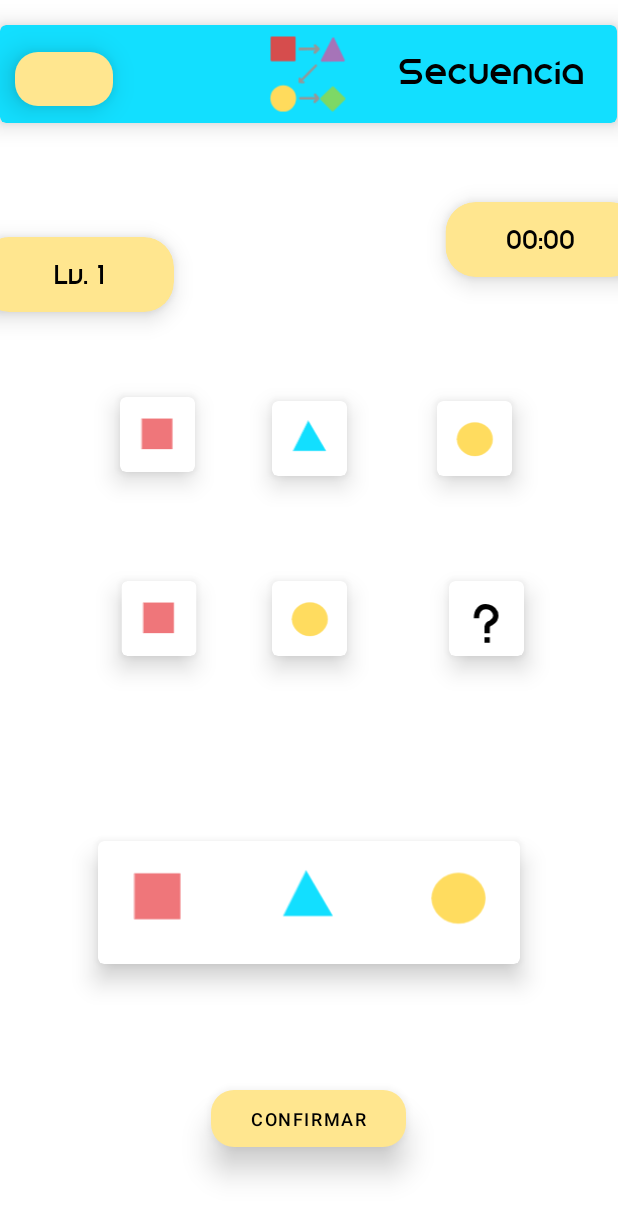
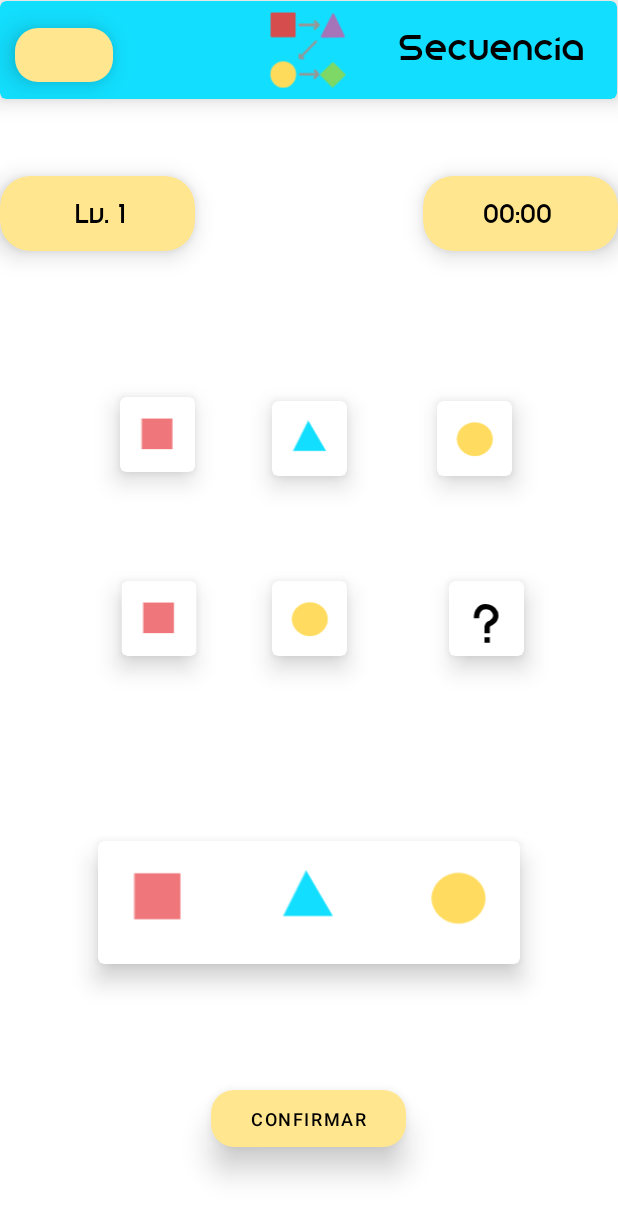
Before and after one commit to Vilkas99/Coquille, an Android app: the Sequence_game screen opened directly, with no data from a screen before it, on a phone screen of 412 x 824 dp. Shown: the top 1218 px of the screen. Run offline under Robolectric (Android 15) with nearby library versions, the phone set to English and light mode, and no system bars.

Commit message:
constraint fix

```diff
--- a/app/src/main/res/layout/activity_sequence_game.xml
+++ b/app/src/main/res/layout/activity_sequence_game.xml
@@ -12,7 +12,6 @@
         android:layout_height="65dp"
         android:layout_gravity="center"
         android:stateListAnimator="@null"
-        android:translationY="-100dp"
         app:cardBackgroundColor="?colorSecondary"
         app:cardCornerRadius="4dp"
         app:cardElevation="10dp"
@@ -21,7 +20,7 @@
         app:layout_constraintHorizontal_bias="0.0"
         app:layout_constraintStart_toStartOf="parent"
         app:layout_constraintTop_toTopOf="parent"
-        app:layout_constraintVertical_bias="0.154"
+        app:layout_constraintVertical_bias="0.001"
         tools:ignore="MissingConstraints">
 
         <com.google.android.material.button.MaterialButton
@@ -30,9 +29,9 @@
             android:layout_width="65dp"
             android:layout_height="48dp"
             android:elevation="12dp"
+            android:onClick="routeToPreviewSequence"
             android:stateListAnimator="@null"
             android:text=""
-            android:onClick="routeToPreviewSequence"
             android:textColor="#000000"
             android:textSize="12sp"
             android:translationX="10dp"
@@ -59,10 +58,10 @@
         <ImageView
             android:layout_width="60dp"
             android:layout_height="60dp"
+            android:contentDescription="@string/todo_6"
             android:src="@drawable/ic_sequence"
             android:translationX="175dp"
-            android:translationY="2dp"
-            android:contentDescription="@string/todo_6">
+            android:translationY="2dp">
 
         </ImageView>
 
@@ -141,18 +140,15 @@
         android:layout_height="50dp"
         android:layout_gravity="center"
         android:stateListAnimator="@null"
-        android:translationY="-280dp"
-        android:translationX="-90dp"
         app:cardBackgroundColor="?colorPrimary"
         app:cardCornerRadius="20dp"
         app:cardElevation="10dp"
         app:layout_constraintBottom_toBottomOf="parent"
         app:layout_constraintEnd_toEndOf="parent"
-        app:layout_constraintHorizontal_bias="0.27"
+        app:layout_constraintHorizontal_bias="0.0"
         app:layout_constraintStart_toStartOf="parent"
-        app:layout_constraintTop_toTopOf="@+id/card_view"
-        app:layout_constraintVertical_bias="0.131"
-        tools:ignore="MissingConstraints">
+        app:layout_constraintTop_toTopOf="parent"
+        app:layout_constraintVertical_bias="0.152">
 
         <TextView
             android:layout_width="wrap_content"
@@ -175,8 +171,6 @@
         android:layout_height="50dp"
         android:layout_gravity="center"
         android:stateListAnimator="@null"
-        android:translationY="-100dp"
-        android:translationX="15dp"
         app:cardBackgroundColor="?colorPrimary"
         app:cardCornerRadius="20dp"
         app:cardElevation="10dp"
@@ -185,7 +179,7 @@
         app:layout_constraintHorizontal_bias="1.0"
         app:layout_constraintStart_toStartOf="parent"
         app:layout_constraintTop_toTopOf="parent"
-        app:layout_constraintVertical_bias="0.303"
+        app:layout_constraintVertical_bias="0.152"
         tools:ignore="MissingConstraints">
 
         <TextView
```
